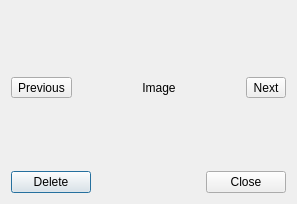
This is ui/imagepreview.ui in iTranscend/xRecog as Qt 5 draws it before an edit. The edited form follows.
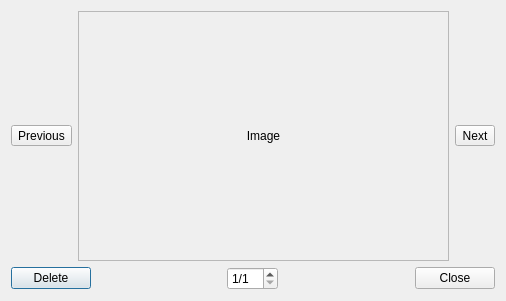
This is the edited form. Icons and pictures are not drawn.

Commit message: Add working implementation of the preview window

```diff
--- a/ui/imagepreview.ui
+++ b/ui/imagepreview.ui
@@ -6,10 +6,16 @@
    <rect>
     <x>0</x>
     <y>0</y>
-    <width>297</width>
-    <height>204</height>
+    <width>506</width>
+    <height>301</height>
    </rect>
   </property>
+  <property name="minimumSize">
+   <size>
+    <width>200</width>
+    <height>200</height>
+   </size>
+  </property>
   <property name="windowTitle">
    <string>Dialog</string>
   </property>
@@ -40,6 +46,21 @@
          <verstretch>0</verstretch>
         </sizepolicy>
        </property>
+       <property name="minimumSize">
+        <size>
+         <width>0</width>
+         <height>0</height>
+        </size>
+       </property>
+       <property name="focusPolicy">
+        <enum>Qt::StrongFocus</enum>
+       </property>
+       <property name="frameShape">
+        <enum>QFrame::StyledPanel</enum>
+       </property>
+       <property name="frameShadow">
+        <enum>QFrame::Sunken</enum>
+       </property>
        <property name="text">
         <string>Image</string>
        </property>
@@ -77,7 +98,21 @@
         <string>Delete</string>
        </property>
        <property name="icon">
-        <iconset theme="delete"/>
+        <iconset theme="delete">
+         <normaloff>.</normaloff>.</iconset>
+       </property>
+      </widget>
+     </item>
+     <item alignment="Qt::AlignHCenter">
+      <widget class="QSpinBox" name="indexSpinBox">
+       <property name="suffix">
+        <string>/1</string>
+       </property>
+       <property name="prefix">
+        <string/>
+       </property>
+       <property name="minimum">
+        <number>1</number>
        </property>
       </widget>
      </item>
```
Left out of the diff: 48 changed lines with no effect on the pictures. The commit also changes 1 other file.
